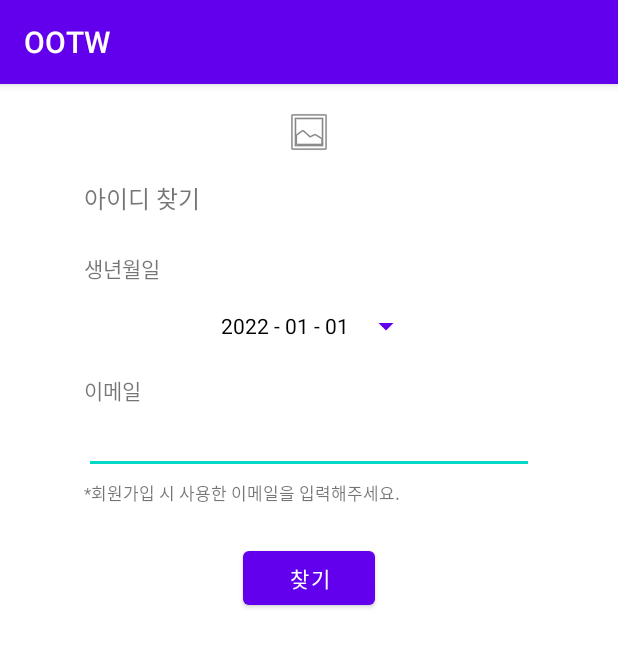
After one commit to cyj2825/OOTW, an Android app: the FindIdActivity screen opened directly, with no data from a screen before it, on a phone screen of 412 x 824 dp. The commit adds this screen. Shown: the top 647 px of the screen. Run offline under Robolectric (Android 15) with nearby library versions, the light colour scheme and no system bars.

Commit message:
add FindIdActivity.kt

```diff
--- a/app/src/main/AndroidManifest.xml
+++ b/app/src/main/AndroidManifest.xml
@@ -18,6 +18,7 @@
                 <category android:name="android.intent.category.LAUNCHER" />
             </intent-filter>
         </activity>
+        <activity android:name=".FindIdActivity"/>
     </application>
 
 </manifest>
--- /dev/null
+++ b/app/src/main/java/com/example/ootw/FindIdActivity.kt
@@ -0,0 +1,48 @@
+package com.example.ootw
+
+import android.R
+import android.app.DatePickerDialog
+import android.graphics.Color
+import android.graphics.drawable.ColorDrawable
+import android.os.Bundle
+import android.util.Log
+import androidx.appcompat.app.AppCompatActivity
+import com.example.ootw.databinding.ActivityFindIdBinding
+import java.text.SimpleDateFormat
+import java.util.*
+
+class FindIdActivity : AppCompatActivity() {
+    // 전역 변수로 바인딩 객체 선언
+    private var mBinding: ActivityFindIdBinding? = null
+    // 매번 null 체크를 할 필요없이 편의성을 위해 바인딩 변수 재선언
+    private val binding get() = mBinding!!
+
+    override fun onCreate(savedInstanceState: Bundle?) {
+        super.onCreate(savedInstanceState)
+        // 바인딩
+        mBinding = ActivityFindIdBinding.inflate(layoutInflater)
+        setContentView(binding.root)
+
+        var formatDate = SimpleDateFormat("yyyy - MM - dd", Locale.KOREA)
+        binding.btnFindidPickdate.setOnClickListener {
+            val getDate: Calendar = Calendar.getInstance()
+            val datePicker = DatePickerDialog(this, R.style.Theme_Holo_Dialog_MinWidth, DatePickerDialog.OnDateSetListener{ datePicker, i, i2, i3 ->
+                val selectDate = Calendar.getInstance()
+                selectDate.set(Calendar.YEAR, i)
+                selectDate.set(Calendar.MONTH, i2)
+                selectDate.set(Calendar.DAY_OF_MONTH, i3)
+                val date = formatDate.format(selectDate.time)
+                binding.btnFindidPickdate.text = date
+            }, getDate.get(Calendar.YEAR), getDate.get(Calendar.MONTH), getDate.get(Calendar.DAY_OF_MONTH))
+            datePicker.window?.setBackgroundDrawable(ColorDrawable(Color.TRANSPARENT))
+            datePicker.show()
+        }
+    }
+
+    // 액티비티가 파괴될 때..
+    override fun onDestroy() {
+        // onDestroy 에서 binding class 인스턴스 참조를 정리해주어야 한다.
+        mBinding = null
+        super.onDestroy()
+    }
+}
--- a/app/src/main/java/com/example/ootw/MainActivity.kt
+++ b/app/src/main/java/com/example/ootw/MainActivity.kt
@@ -1,7 +1,11 @@
 package com.example.ootw
 
+import android.content.Intent
 import androidx.appcompat.app.AppCompatActivity
 import android.os.Bundle
+import android.util.Log
+import android.view.View
+import android.widget.TextView
 import com.example.ootw.databinding.ActivityMainBinding
 
 class MainActivity : AppCompatActivity() {
@@ -15,5 +19,18 @@ class MainActivity : AppCompatActivity() {
         // 바인딩
         mBinding = ActivityMainBinding.inflate(layoutInflater)
         setContentView(binding.root)
+
+        binding.tvFindId.setOnClickListener {
+            Log.d("TestLog", "find id")
+            startActivity(Intent(this, FindIdActivity::class.java))
+        }
     }
+
+    // 액티비티가 파괴될 때..
+    override fun onDestroy() {
+    // onDestroy 에서 binding class 인스턴스 참조를 정리해주어야 한다.
+        mBinding = null
+        super.onDestroy()
+    }
+
 }
--- /dev/null
+++ b/app/src/main/res/layout/activity_find_id.xml
@@ -0,0 +1,94 @@
+<?xml version="1.0" encoding="utf-8"?>
+<androidx.constraintlayout.widget.ConstraintLayout xmlns:android="http://schemas.android.com/apk/res/android"
+    xmlns:app="http://schemas.android.com/apk/res-auto"
+    xmlns:tools="http://schemas.android.com/tools"
+    android:layout_width="match_parent"
+    android:layout_height="match_parent">
+
+    <ImageView
+        android:id="@+id/iv_findid_logo"
+        android:layout_width="wrap_content"
+        android:layout_height="wrap_content"
+        android:layout_marginTop="16dp"
+        android:contentDescription="logo"
+        app:layout_constraintEnd_toEndOf="parent"
+        app:layout_constraintStart_toStartOf="parent"
+        app:layout_constraintTop_toTopOf="parent"
+        app:srcCompat="@android:drawable/ic_menu_gallery" />
+
+    <TextView
+        android:id="@+id/textView"
+        android:layout_width="wrap_content"
+        android:layout_height="wrap_content"
+        android:layout_marginLeft="56dp"
+        android:layout_marginTop="16dp"
+        android:text="아이디 찾기"
+        android:textSize="16sp"
+        app:layout_constraintStart_toStartOf="parent"
+        app:layout_constraintTop_toBottomOf="@+id/iv_findid_logo" />
+
+    <TextView
+        android:id="@+id/textView2"
+        android:layout_width="wrap_content"
+        android:layout_height="wrap_content"
+        android:layout_marginLeft="56dp"
+        android:layout_marginTop="24dp"
+        android:text="생년월일"
+        app:layout_constraintStart_toStartOf="parent"
+        app:layout_constraintTop_toBottomOf="@+id/textView" />
+
+    <Button
+        android:id="@+id/btn_findid_pickdate"
+        android:layout_width="150dp"
+        android:layout_height="wrap_content"
+        android:layout_marginTop="4dp"
+        android:text="2022 - 01 - 01"
+        android:textColor="@color/black"
+        style="?android:spinnerStyle"
+        app:layout_constraintEnd_toEndOf="parent"
+        app:layout_constraintStart_toStartOf="parent"
+        app:layout_constraintTop_toBottomOf="@+id/textView2"
+        android:onClick="openDatePicker"/>
+
+    <TextView
+        android:id="@+id/textView3"
+        android:layout_width="wrap_content"
+        android:layout_height="wrap_content"
+        android:layout_marginLeft="56dp"
+        android:layout_marginTop="8dp"
+        android:text="이메일"
+        app:layout_constraintStart_toStartOf="parent"
+        app:layout_constraintTop_toBottomOf="@+id/btn_findid_pickdate" />
+
+    <EditText
+        android:id="@+id/et_findid_email"
+        android:layout_width="300dp"
+        android:layout_height="wrap_content"
+        android:layout_marginTop="8dp"
+        android:textSize="12sp"
+        app:layout_constraintEnd_toEndOf="parent"
+        app:layout_constraintStart_toStartOf="parent"
+        app:layout_constraintTop_toBottomOf="@+id/textView3" />
+
+    <TextView
+        android:id="@+id/textView4"
+        android:layout_width="wrap_content"
+        android:layout_height="wrap_content"
+        android:layout_marginLeft="56dp"
+        android:layout_marginTop="4dp"
+        android:text="*회원가입 시 사용한 이메일을 입력해주세요."
+        android:textSize="11sp"
+        app:layout_constraintStart_toStartOf="parent"
+        app:layout_constraintTop_toBottomOf="@+id/et_findid_email" />
+
+    <Button
+        android:id="@+id/btn_findid_submit"
+        android:layout_width="wrap_content"
+        android:layout_height="wrap_content"
+        android:layout_marginTop="24dp"
+        android:text="찾기"
+        app:layout_constraintEnd_toEndOf="parent"
+        app:layout_constraintStart_toStartOf="parent"
+        app:layout_constraintTop_toBottomOf="@+id/textView4" />
+
+</androidx.constraintlayout.widget.ConstraintLayout>
```
